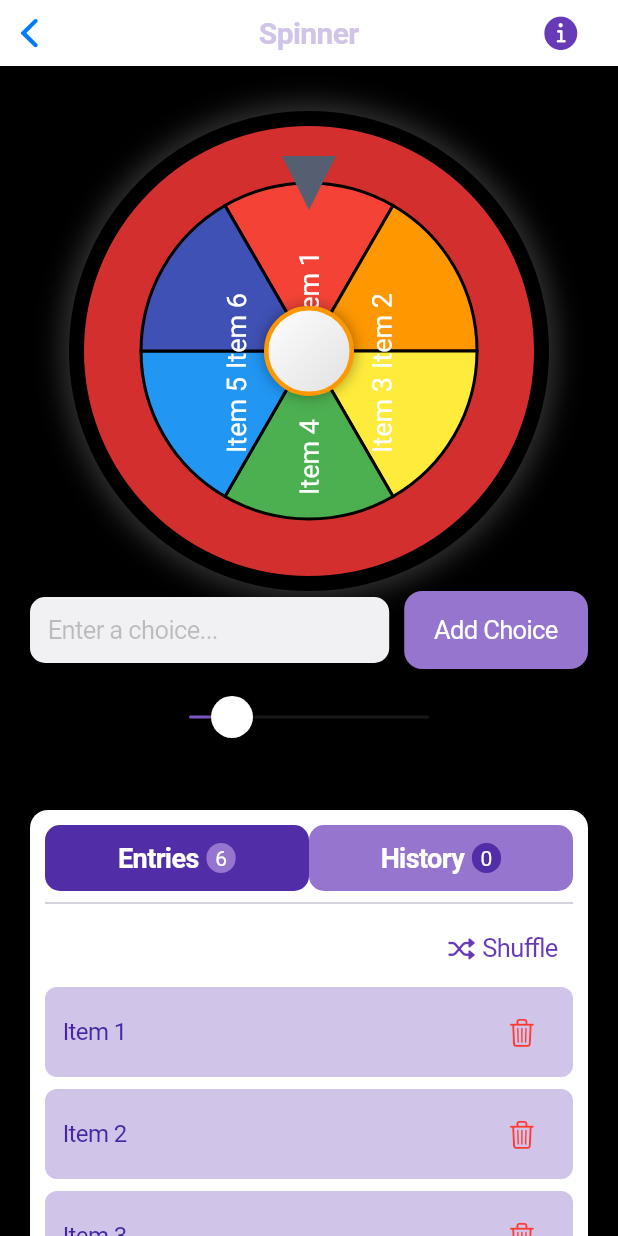
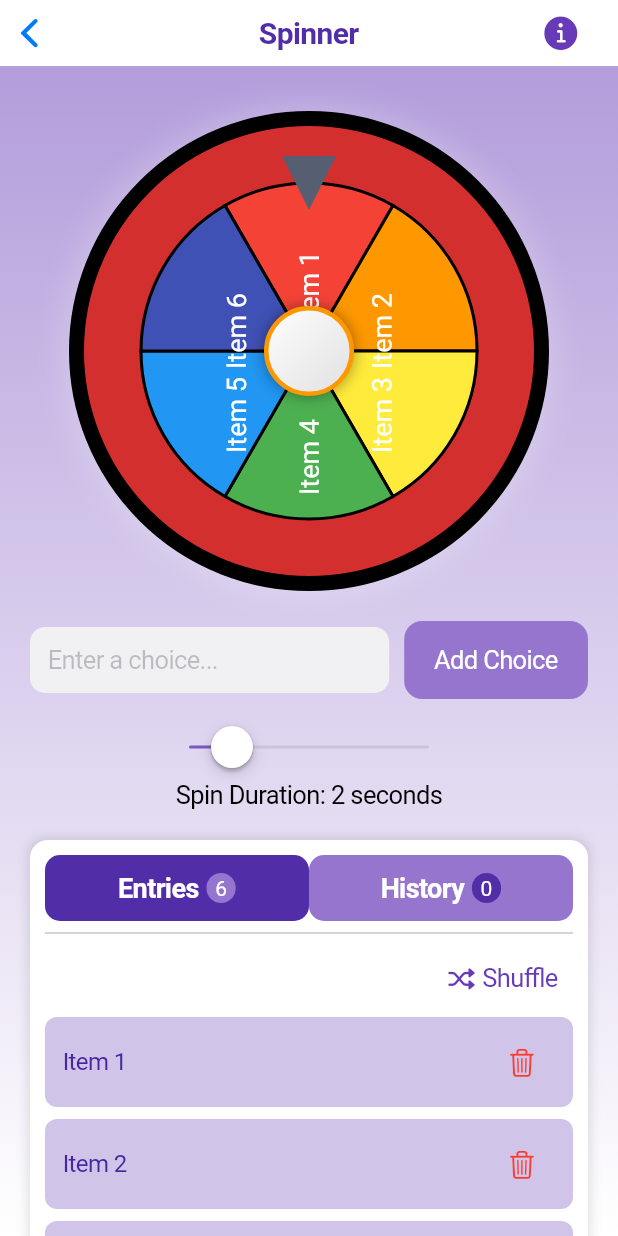
Before and after one commit to beyonce-ama/spinner, a Flutter app: the screen it shows after launch, on a phone screen of 412 x 824 dp. Run offline on Flutter 3.47's test engine with Material 3 defaults, Android fonts, the phone set to English and light mode, and no system bars; drawn by our look-alikes of flutter_fortune_wheel.

Commit message:
editted by Rachelle Anne Macalino

```diff
--- a/lib/spinner_screen.dart
+++ b/lib/spinner_screen.dart
@@ -12,7 +12,7 @@ class SpinnerScreen extends StatefulWidget {
 }
 
 class _SpinnerScreenState extends State<SpinnerScreen> {
-   final TextEditingController _inputController = TextEditingController();
+  final TextEditingController _inputController = TextEditingController();
   List<String> selections = [];
   List<String> history = [];
   final StreamController<int> selected = StreamController<int>();
@@ -106,14 +106,16 @@ class _SpinnerScreenState extends State<SpinnerScreen> {
 
  @override
 Widget build(BuildContext context) {
+  final Brightness brightness = MediaQuery.of(context).platformBrightness;
+  final bool isDarkMode = brightness == Brightness.dark;
 
   return CupertinoPageScaffold(
    navigationBar: CupertinoNavigationBar(
-  backgroundColor: Colors.deepPurple.shade100,
+  backgroundColor: isDarkMode ? Colors.black : Colors.deepPurple.shade100,
   middle: Text(
     "Spinner",
     style: TextStyle(
-    color:  Colors.deepPurple.shade100,
+    color: isDarkMode ? Colors.deepPurple.shade100 : Colors.deepPurple.shade700,
       fontSize: 20, fontWeight: FontWeight.w600),
   ),
   trailing: CupertinoButton(
@@ -149,7 +151,13 @@ Widget build(BuildContext context) {
 
     child: Container(
       decoration: BoxDecoration(
-     color: Colors.black
+        gradient: LinearGradient(
+          colors: isDarkMode
+              ? [Colors.black, Colors.deepPurple.shade900]
+              : [Colors.deepPurple.shade200, Colors.white],
+          begin: Alignment.topCenter,
+          end: Alignment.bottomCenter,
+        ),
       ),
       child: SafeArea(
         child: SingleChildScrollView(
@@ -226,6 +234,8 @@ Widget build(BuildContext context) {
                 ],
               ),
             ),
+
+              const SizedBox(height: 20),
               Row(
                 children: [
                   Expanded(
@@ -234,7 +244,7 @@ Widget build(BuildContext context) {
                       placeholder: "Enter a choice...",
                       padding: const EdgeInsets.all(12),
                       decoration: BoxDecoration(
-                        color:  const Color.fromARGB(255, 241, 240, 242),
+                        color: isDarkMode ? Colors.deepPurple.shade700 : const Color.fromARGB(255, 241, 240, 242),
                         borderRadius: BorderRadius.circular(10),
                       ),
                     ),
@@ -266,7 +276,7 @@ Widget build(BuildContext context) {
                 margin: const EdgeInsets.symmetric(vertical: 10),
                 padding: const EdgeInsets.all(10),
                 decoration: BoxDecoration(
-                  color: Colors.white,
+                  color: isDarkMode ? Colors.deepPurple.shade200 : Colors.white,
                   borderRadius: BorderRadius.circular(12),
                   boxShadow: [
                     BoxShadow(
@@ -276,7 +286,7 @@ Widget build(BuildContext context) {
                     ),
                   ],
                 ),
-                 child: Column(
+                child: Column(
                   crossAxisAlignment: CrossAxisAlignment.start,
                   children: [
                     Row(
@@ -363,7 +373,7 @@ Widget build(BuildContext context) {
                       ],
                     ),
                     const Divider(),
-                      if (showEntries)...[
+                    if (showEntries)...[
                       Align(
                         alignment: Alignment.centerRight,
                         child: CupertinoButton(
@@ -384,14 +394,14 @@ Widget build(BuildContext context) {
                           padding: const EdgeInsets.symmetric(vertical: 8, horizontal: 12),
                           margin: const EdgeInsets.symmetric(vertical: 4),
                           decoration: BoxDecoration(
-                            color:  Colors.deepPurple.shade100,
+                            color: isDarkMode ? Colors.deepPurple.shade800 : Colors.deepPurple.shade100,
                             borderRadius: BorderRadius.circular(8),
                           ),
                           child: Row(
                             mainAxisAlignment: MainAxisAlignment.spaceBetween,
                             children: [
                               Text(item, style: TextStyle(fontSize: 16,
-                              color:  Colors.deepPurple.shade800,
+                              color: isDarkMode ? Colors.deepPurple.shade100 : Colors.deepPurple.shade800,
 
                                )),
                               CupertinoButton(
@@ -409,12 +419,12 @@ Widget build(BuildContext context) {
                         children: history.map((item) => Padding(
                           padding: const EdgeInsets.symmetric(vertical: 4),
                           child: Text(item, style: TextStyle(fontSize: 16,
-                          color:  Colors.deepPurple.shade800,)
+                          color: isDarkMode ? Colors.deepPurple.shade800 : Colors.deepPurple.shade800,)
                           ),
                         )).toList(),
                       ),
-            ],
-          ),
+                  ],
+                ),
               ),
               const SizedBox(height: 30),
             ],
@@ -425,6 +435,7 @@ Widget build(BuildContext context) {
   );
 }
 
+
   @override
   void dispose() {
     selected.close();
```
